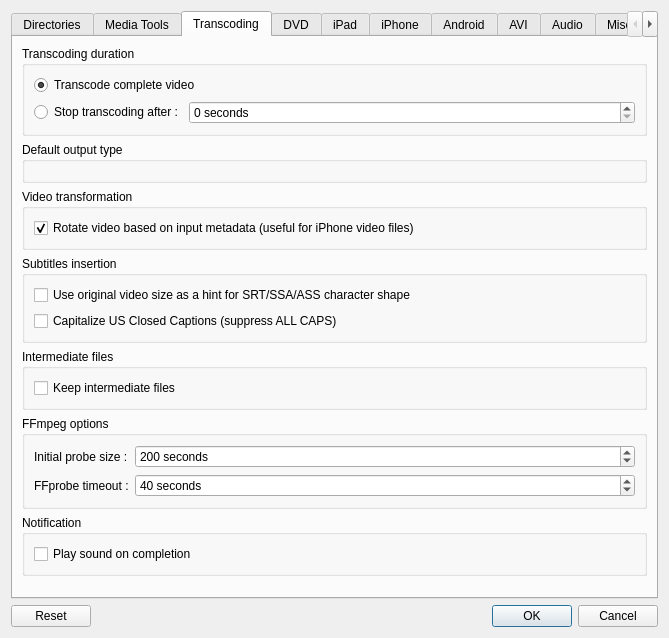
Before: the Qt Designer form src/QtlMovie/QtlMovieEditSettings.ui in qtlmovie/qtlmovie, drawn with Qt 5.
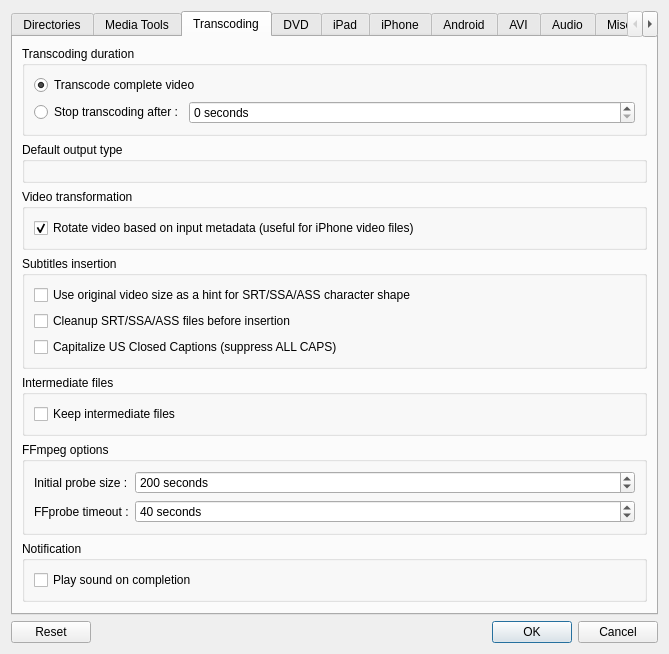
After: the same form once the commit is applied. The open tabs and pages were chosen to show the change. Icons and pictures are not drawn. Custom widgets are drawn as their Qt base class.

Commit message: Added an option to cleanup SRT/SSA/ASS subtitles files.

What changed in the file:
```diff
--- a/src/QtlMovie/QtlMovieEditSettings.ui
+++ b/src/QtlMovie/QtlMovieEditSettings.ui
@@ -7,7 +7,7 @@
     <x>0</x>
     <y>0</y>
     <width>669</width>
-    <height>587</height>
+    <height>602</height>
    </rect>
   </property>
   <property name="windowTitle">
@@ -418,6 +418,13 @@
             </property>
            </widget>
           </item>
+          <item>
+           <widget class="QCheckBox" name="checkBoxCleanupSubtitles">
+            <property name="text">
+             <string>Cleanup SRT/SSA/ASS files before insertion</string>
+            </property>
+           </widget>
+          </item>
           <item>
            <widget class="QCheckBox" name="checkBoxCapitalizeCc">
             <property name="text">
```
The commit also changes 12 other files.
